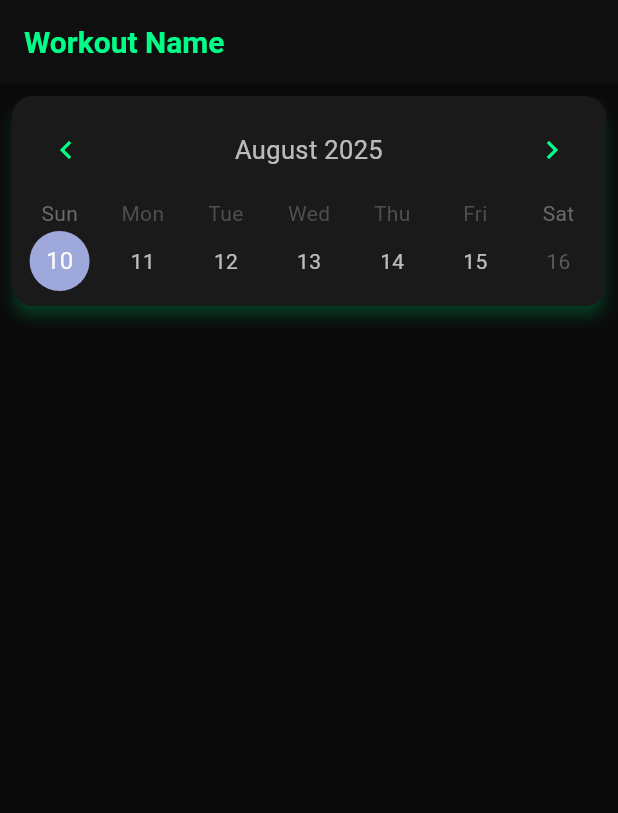
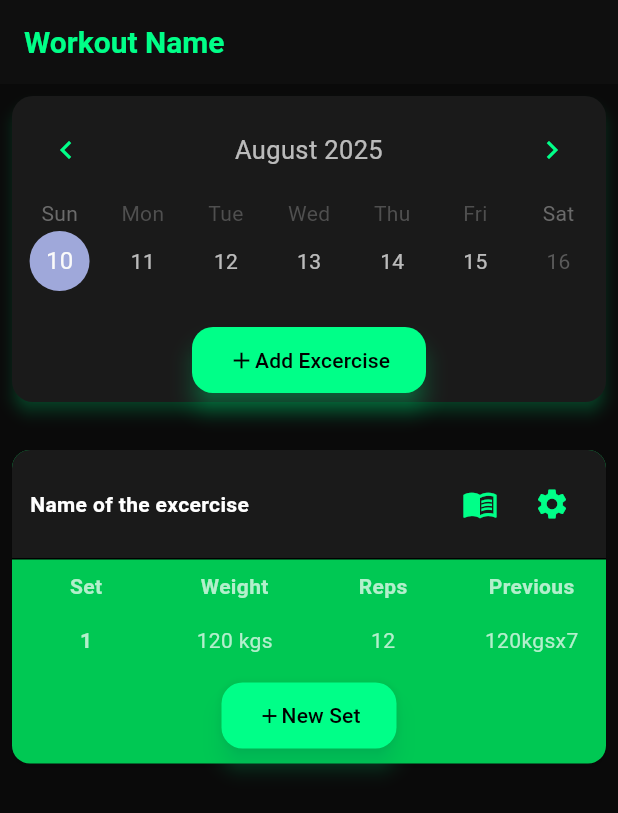
Before and after one commit to diegoZarateFer/gym-tracker-app, a Flutter app: the screen it shows after launch, on a phone screen of 412 x 824 dp. Shown: the top 813 px of the screen. Run offline on Flutter 3.47's test engine with Material 3 defaults, Android fonts, the light colour scheme and no system bars; drawn by our look-alikes of table_calendar.

Commit message:
Mas diseno

```diff
--- a/lib/screens/register_workout.dart
+++ b/lib/screens/register_workout.dart
@@ -1,4 +1,5 @@
 import 'package:flutter/material.dart';
+import 'package:gym_tracker_ui/screens/set_container.dart';
 import 'package:intl/intl.dart';
 import 'package:table_calendar/table_calendar.dart';
 
@@ -13,25 +14,50 @@ class RegisterWorkout extends StatelessWidget {
   Widget build(BuildContext context) {
     return Scaffold(
       appBar: AppBar(title: const Text("Workout Name")),
-      body: Column(
+      body: SingleChildScrollView(
+        child: Column(
           children: [
             Card(
               color: Theme.of(context).colorScheme.surface,
               child: Padding(
                 padding: const EdgeInsets.all(4),
-              child: TableCalendar(
+                child: Column(
+                  children: [
+                    TableCalendar(
                       firstDay: DateTime.now().add(const Duration(days: -365)),
                       focusedDay: DateTime.now(),
                       lastDay: DateTime.now().add(const Duration(days: 365)),
                       calendarFormat: _calendarFormat,
-                availableCalendarFormats: const {CalendarFormat.week: 'week'},
+                      availableCalendarFormats: const {
+                        CalendarFormat.week: 'week'
+                      },
                       headerStyle: const HeaderStyle(
                         titleCentered: true,
                       ),
                     ),
+                    const SizedBox(
+                      height: 16,
                     ),
-          )
+                    ElevatedButton(
+                      onPressed: () {},
+                      child: const Row(
+                        mainAxisSize: MainAxisSize.min,
+                        children: [
+                          Icon(Icons.add),
+                          Text("Add Excercise"),
                         ],
+                      ),
+                    ),
+                  ],
+                ),
+              ),
+            ),
+            const SizedBox(
+              height: 16,
+            ),
+            const SetContainer(),
+          ],
+        ),
       ),
     );
   }
--- /dev/null
+++ b/lib/screens/set_container.dart
@@ -0,0 +1,211 @@
+import 'package:flutter/material.dart';
+import 'package:gym_tracker_ui/screens/widgets/add_set.dart';
+
+class SetContainer extends StatelessWidget {
+  const SetContainer({super.key});
+
+  @override
+  Widget build(BuildContext context) {
+    return Padding(
+      padding: const EdgeInsets.all(8.0),
+      child: Container(
+        decoration: BoxDecoration(
+          color: Theme.of(context).colorScheme.secondaryContainer,
+          borderRadius: BorderRadius.circular(12),
+          boxShadow: const [
+            BoxShadow(
+              color: Colors.black12,
+              blurRadius: 4,
+              offset: Offset(0, 2),
+            ),
+          ],
+        ),
+        child: Column(
+          mainAxisSize: MainAxisSize.min,
+          children: [
+            Container(
+              width: double.infinity,
+              padding: const EdgeInsets.all(12),
+              decoration: BoxDecoration(
+                color: Theme.of(context).colorScheme.surface,
+                borderRadius:
+                    const BorderRadius.vertical(top: Radius.circular(12)),
+              ),
+              child: Row(
+                children: [
+                  const Text(
+                    'Name of the excercise',
+                    style: TextStyle(
+                      color: Colors.white,
+                      fontWeight: FontWeight.bold,
+                    ),
+                  ),
+                  const Spacer(),
+                  IconButton(
+                    onPressed: () {},
+                    icon: const Icon(Icons.menu_book),
+                  ),
+                  IconButton(
+                    onPressed: () {},
+                    icon: const Icon(Icons.settings),
+                  ),
+                ],
+              ),
+            ),
+            Divider(
+              height: 1,
+              thickness: 1,
+              color: Theme.of(context).colorScheme.onSecondary,
+            ),
+            Table(
+              children: <TableRow>[
+                const TableRow(
+                  children: [
+                    TableCell(
+                      verticalAlignment: TableCellVerticalAlignment.middle,
+                      child: Padding(
+                        padding: EdgeInsets.all(8),
+                        child: Text(
+                          "Set",
+                          textAlign: TextAlign.center,
+                          style: TextStyle(
+                            fontWeight: FontWeight.bold,
+                          ),
+                        ),
+                      ),
+                    ),
+                    TableCell(
+                      verticalAlignment: TableCellVerticalAlignment.middle,
+                      child: Padding(
+                        padding: EdgeInsets.all(8),
+                        child: Text(
+                          "Weight",
+                          textAlign: TextAlign.center,
+                          style: TextStyle(
+                            fontWeight: FontWeight.bold,
+                          ),
+                        ),
+                      ),
+                    ),
+                    TableCell(
+                      verticalAlignment: TableCellVerticalAlignment.middle,
+                      child: Padding(
+                        padding: EdgeInsets.all(8),
+                        child: Text(
+                          "Reps",
+                          textAlign: TextAlign.center,
+                          style: TextStyle(
+                            fontWeight: FontWeight.bold,
+                          ),
+                        ),
+                      ),
+                    ),
+                    TableCell(
+                      verticalAlignment: TableCellVerticalAlignment.middle,
+                      child: Padding(
+                        padding: EdgeInsets.all(8),
+                        child: Text(
+                          "Previous",
+                          textAlign: TextAlign.center,
+                          style: TextStyle(
+                            fontWeight: FontWeight.bold,
+                          ),
+                        ),
+                      ),
+                    ),
+                  ],
+                ),
+                TableRow(
+                  children: [
+                    const TableCell(
+                      verticalAlignment: TableCellVerticalAlignment.middle,
+                      child: Padding(
+                        padding: EdgeInsets.all(8),
+                        child: Text(
+                          "1",
+                          textAlign: TextAlign.center,
+                          style: TextStyle(
+                            fontWeight: FontWeight.bold,
+                          ),
+                        ),
+                      ),
+                    ),
+                    TableCell(
+                      verticalAlignment: TableCellVerticalAlignment.middle,
+                      child: Padding(
+                        padding: const EdgeInsets.all(8),
+                        child: GestureDetector(
+                          onTap: () {
+                            showModalBottomSheet(
+                              context: context,
+                              builder: (modalContext) {
+                                return Padding(
+                                  padding: const EdgeInsets.all(8),
+                                  child: AddSet(),
+                                );
+                              },
+                            );
+                          },
+                          child: const Text(
+                            "120 kgs",
+                            textAlign: TextAlign.center,
+                          ),
+                        ),
+                      ),
+                    ),
+                    TableCell(
+                      verticalAlignment: TableCellVerticalAlignment.middle,
+                      child: Padding(
+                        padding: const EdgeInsets.all(8),
+                        child: GestureDetector(
+                          child: const Text(
+                            "12",
+                            textAlign: TextAlign.center,
+                          ),
+                        ),
+                      ),
+                    ),
+                    const TableCell(
+                      verticalAlignment: TableCellVerticalAlignment.middle,
+                      child: Padding(
+                        padding: EdgeInsets.all(8),
+                        child: Text(
+                          "120kgsx7",
+                          textAlign: TextAlign.center,
+                        ),
+                      ),
+                    ),
+                  ],
+                ),
+              ],
+            ),
+            const SizedBox(
+              height: 8,
+            ),
+            ElevatedButton(
+              onPressed: () {},
+              child: const Row(
+                mainAxisSize: MainAxisSize.min,
+                children: [
+                  Icon(
+                    Icons.add,
+                    size: 16,
+                  ),
+                  Text(
+                    "New Set",
+                    style: TextStyle(
+                      fontSize: 14,
+                    ),
+                  ),
+                ],
+              ),
+            ),
+            const SizedBox(
+              height: 8,
+            ),
+          ],
+        ),
+      ),
+    );
+  }
+}
--- /dev/null
+++ b/lib/screens/widgets/add_set.dart
@@ -0,0 +1,31 @@
+import 'package:flutter/material.dart';
+
+class AddSet extends StatelessWidget {
+  @override
+  Widget build(BuildContext context) {
+    final keyboardSpace = MediaQuery.of(context).viewInsets.bottom;
+    return SizedBox(
+      width: double.infinity,
+      child: SingleChildScrollView(
+        child: Padding(
+          padding: EdgeInsets.fromLTRB(16, 48, 16, keyboardSpace + 16),
+          child: const Column(
+            children: [
+              Row(
+                mainAxisAlignment: MainAxisAlignment.center,
+                children: [
+                  Text(
+                    "Register Your Set",
+                    style: TextStyle(
+                      fontWeight: FontWeight.bold,
+                    ),
+                  ),
+                ],
+              ),
+            ],
+          ),
+        ),
+      ),
+    );
+  }
+}
```
Also changed, not shown: 1 other file. Lines whose indentation alone changed are shown as unchanged.
